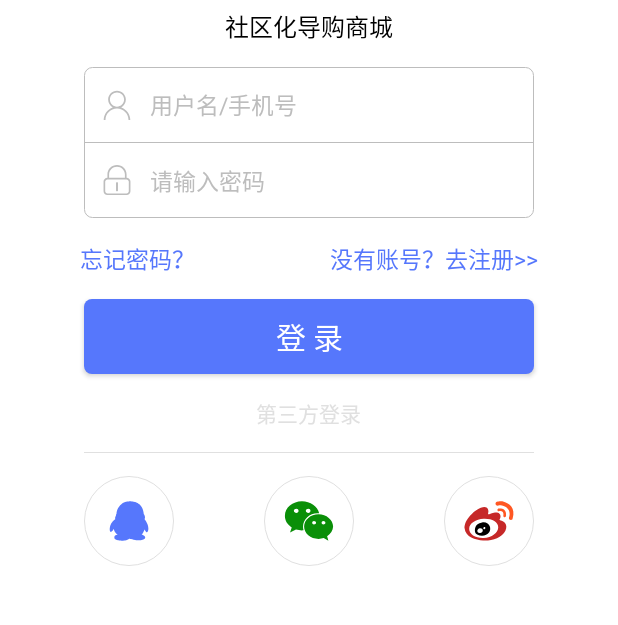
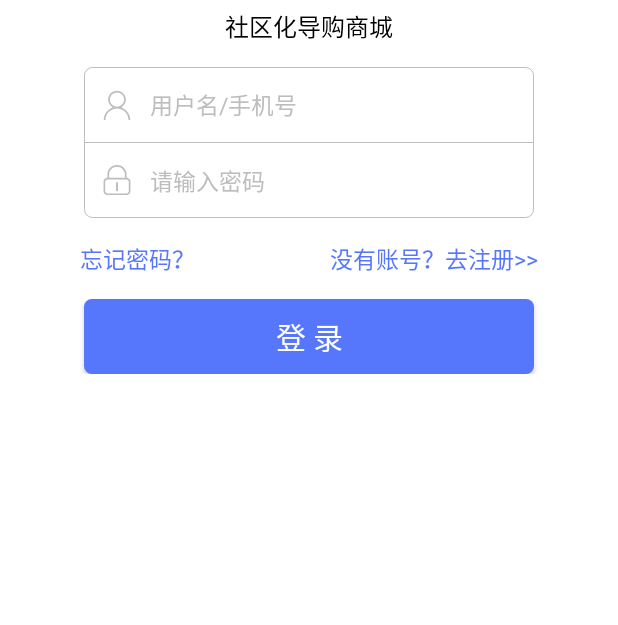
Before and after one commit to SemiWarm/SemiWarm, an Android app: the SignInActivity screen opened directly, with no data from a screen before it, on a phone screen of 412 x 824 dp, the part 257-882 px from its top. Run offline under Robolectric (Android 15) with nearby library versions, the phone set to English and light mode, and no system bars; our stand-ins replace ButterKnife.

Commit message:
去除了地方登录（没必要实现了）

```diff
--- a/app/src/main/java/app/semiwarm/cn/activity/SignInActivity.java
+++ b/app/src/main/java/app/semiwarm/cn/activity/SignInActivity.java
@@ -37,12 +37,12 @@ public class SignInActivity extends BaseActivity {
     TextView mForgetPasswordTextView;
     @BindView(R.id.btn_sign_in)
     Button mBtnSignIn;
-    @BindView(R.id.iv_third_qq)
-    ImageView mQQImageView;
-    @BindView(R.id.iv_third_wechat)
-    ImageView mWeChatImageView;
-    @BindView(R.id.iv_third_weibo)
-    ImageView mWeiBoImageView;
+//    @BindView(R.id.iv_third_qq)
+//    ImageView mQQImageView;
+//    @BindView(R.id.iv_third_wechat)
+//    ImageView mWeChatImageView;
+//    @BindView(R.id.iv_third_weibo)
+//    ImageView mWeiBoImageView;
 
 
     @Override
--- a/app/src/main/res/layout/activity_sign_in.xml
+++ b/app/src/main/res/layout/activity_sign_in.xml
@@ -173,50 +173,50 @@
 
         <!--第三方登录-->
 
-        <TextView
-            android:layout_width="wrap_content"
-            android:layout_height="wrap_content"
-            android:layout_marginTop="15dp"
-            android:text="@string/text_third_login"
-            android:textColor="@color/grey_300"/>
+        <!--<TextView-->
+            <!--android:layout_width="wrap_content"-->
+            <!--android:layout_height="wrap_content"-->
+            <!--android:layout_marginTop="15dp"-->
+            <!--android:text="@string/text_third_login"-->
+            <!--android:textColor="@color/grey_300"/>-->
 
-        <View
-            android:layout_width="300dp"
-            android:layout_height="0.5dp"
-            android:layout_marginTop="15dp"
-            android:background="@color/grey_300"/>
+        <!--<View-->
+            <!--android:layout_width="300dp"-->
+            <!--android:layout_height="0.5dp"-->
+            <!--android:layout_marginTop="15dp"-->
+            <!--android:background="@color/grey_300"/>-->
 
-        <LinearLayout
-            android:layout_width="wrap_content"
-            android:layout_height="wrap_content"
-            android:layout_marginTop="15dp"
-            android:gravity="center"
-            android:orientation="horizontal">
+        <!--<LinearLayout-->
+            <!--android:layout_width="wrap_content"-->
+            <!--android:layout_height="wrap_content"-->
+            <!--android:layout_marginTop="15dp"-->
+            <!--android:gravity="center"-->
+            <!--android:orientation="horizontal">-->
 
-            <ImageView
-                android:id="@+id/iv_third_qq"
-                android:layout_width="wrap_content"
-                android:layout_height="wrap_content"
-                android:background="@drawable/bg_third_sign_in"
-                android:src="@drawable/ic_third_qq"/>
+            <!--<ImageView-->
+                <!--android:id="@+id/iv_third_qq"-->
+                <!--android:layout_width="wrap_content"-->
+                <!--android:layout_height="wrap_content"-->
+                <!--android:background="@drawable/bg_third_sign_in"-->
+                <!--android:src="@drawable/ic_third_qq"/>-->
 
-            <ImageView
-                android:id="@+id/iv_third_wechat"
-                android:layout_width="wrap_content"
-                android:layout_height="wrap_content"
-                android:layout_marginStart="60dp"
-                android:background="@drawable/bg_third_sign_in"
-                android:src="@drawable/ic_third_wechat"/>
+            <!--<ImageView-->
+                <!--android:id="@+id/iv_third_wechat"-->
+                <!--android:layout_width="wrap_content"-->
+                <!--android:layout_height="wrap_content"-->
+                <!--android:layout_marginStart="60dp"-->
+                <!--android:background="@drawable/bg_third_sign_in"-->
+                <!--android:src="@drawable/ic_third_wechat"/>-->
 
-            <ImageView
-                android:id="@+id/iv_third_weibo"
-                android:layout_width="wrap_content"
-                android:layout_height="wrap_content"
-                android:layout_marginStart="60dp"
-                android:background="@drawable/bg_third_sign_in"
-                android:src="@drawable/ic_third_weibo"/>
+            <!--<ImageView-->
+                <!--android:id="@+id/iv_third_weibo"-->
+                <!--android:layout_width="wrap_content"-->
+                <!--android:layout_height="wrap_content"-->
+                <!--android:layout_marginStart="60dp"-->
+                <!--android:background="@drawable/bg_third_sign_in"-->
+                <!--android:src="@drawable/ic_third_weibo"/>-->
 
-        </LinearLayout>
+        <!--</LinearLayout>-->
 
     </LinearLayout>
 
```
